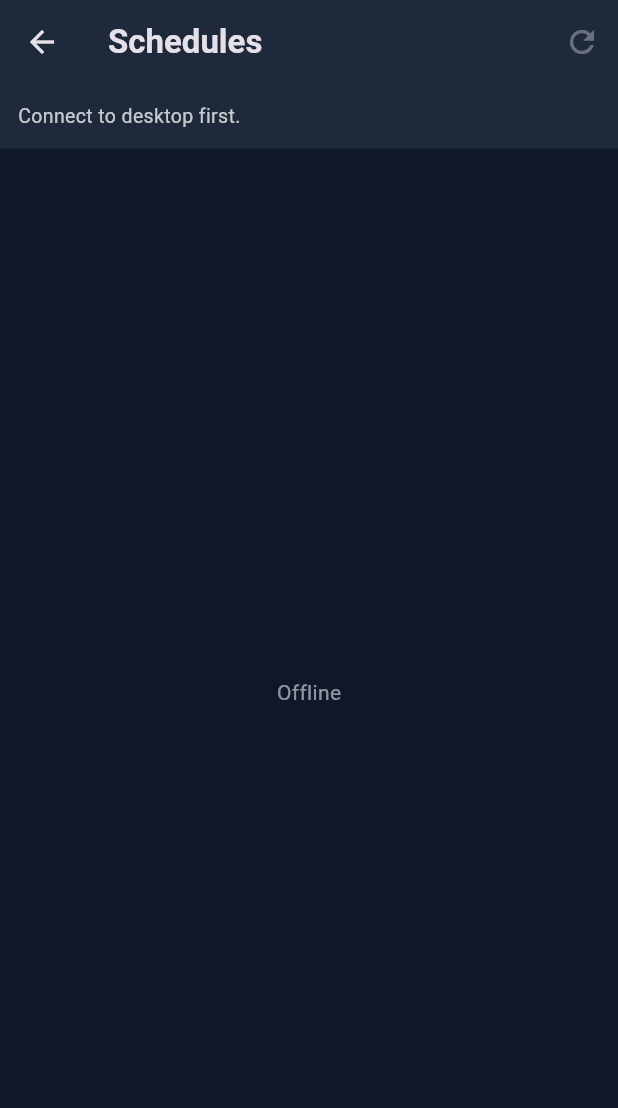
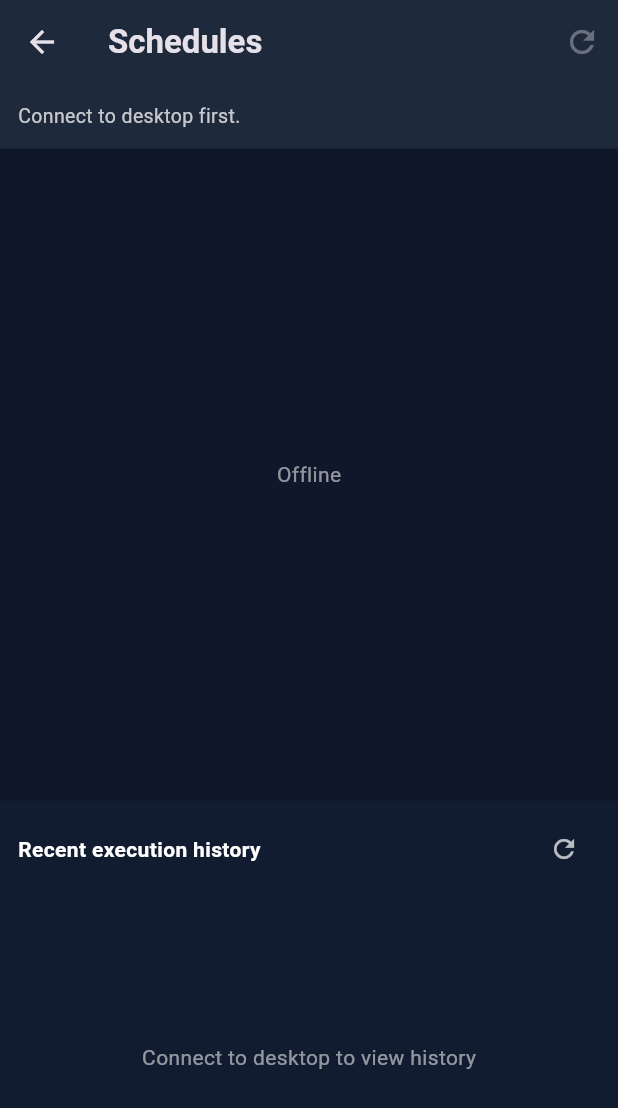
Before and after one commit to syedfahadiqbal7/VOICEASSISTANT, a Flutter app: the SchedulesScreen screen opened directly, on a phone screen of 412 x 824 dp. Shown: the top 1108 px of the screen. Run offline on Flutter 3.47's test engine with Material 3 defaults, Android fonts, the phone set to English and light mode, and no system bars; our stand-ins replace flutter_secure_storage, permission_handler, speech_to_text; accounts and stored records are empty.

Commit message:
Show scheduled execution history in mobile schedules

```diff
--- a/voice_assistant_mobile/lib/screens/schedules_screen.dart
+++ b/voice_assistant_mobile/lib/screens/schedules_screen.dart
@@ -60,6 +60,7 @@ class _SchedulesScreenState extends State<SchedulesScreen> {
       if (ws.isConnected) {
         ws.requestSchedules();
         ws.requestSessionState();
+        ws.requestScheduleHistory();
       }
     });
   }
@@ -117,6 +118,7 @@ class _SchedulesScreenState extends State<SchedulesScreen> {
             ),
           ),
           Expanded(
+            flex: 3,
             child: !ws.isConnected
                 ? const Center(
                     child: Text("Offline", style: TextStyle(color: Colors.white54)),
@@ -224,6 +226,66 @@ class _SchedulesScreenState extends State<SchedulesScreen> {
                         },
                       ),
           ),
+          Expanded(
+            flex: 2,
+            child: Container(
+              width: double.infinity,
+              color: const Color(0xFF111C30),
+              padding: const EdgeInsets.fromLTRB(12, 8, 12, 4),
+              child: Column(
+                crossAxisAlignment: CrossAxisAlignment.start,
+                children: [
+                  Row(
+                    children: [
+                      const Expanded(
+                        child: Text(
+                          "Recent execution history",
+                          style: TextStyle(color: Colors.white, fontWeight: FontWeight.bold),
+                        ),
+                      ),
+                      IconButton(
+                        tooltip: "Refresh history",
+                        onPressed: ws.isConnected ? ws.requestScheduleHistory : null,
+                        icon: const Icon(Icons.refresh, color: Colors.white70, size: 20),
+                      ),
+                    ],
+                  ),
+                  Expanded(
+                    child: !ws.isConnected
+                        ? const Center(child: Text("Connect to desktop to view history", style: TextStyle(color: Colors.white54)))
+                        : ws.scheduleHistory.isEmpty
+                            ? const Center(child: Text("No execution history yet", style: TextStyle(color: Colors.white54)))
+                            : ListView.builder(
+                                itemCount: ws.scheduleHistory.length,
+                                itemBuilder: (context, index) {
+                                  final record = ws.scheduleHistory[index];
+                                  final status = (record["status"] ?? "unknown").toString().toUpperCase();
+                                  final label = (record["label"] ?? "Scheduled task").toString();
+                                  final attempts = record["attempts"] ?? 0;
+                                  final started = (record["started_at"] ?? "").toString();
+                                  return ListTile(
+                                    dense: true,
+                                    contentPadding: const EdgeInsets.symmetric(horizontal: 4),
+                                    title: Text(
+                                      "$status · $label",
+                                      maxLines: 1,
+                                      overflow: TextOverflow.ellipsis,
+                                      style: const TextStyle(color: Colors.white, fontSize: 12, fontWeight: FontWeight.w600),
+                                    ),
+                                    subtitle: Text(
+                                      "Attempts: $attempts · $started",
+                                      maxLines: 1,
+                                      overflow: TextOverflow.ellipsis,
+                                      style: const TextStyle(color: Colors.white54, fontSize: 10),
+                                    ),
+                                  );
+                                },
+                              ),
+                  ),
+                ],
+              ),
+            ),
+          ),
         ],
       ),
     );
```
